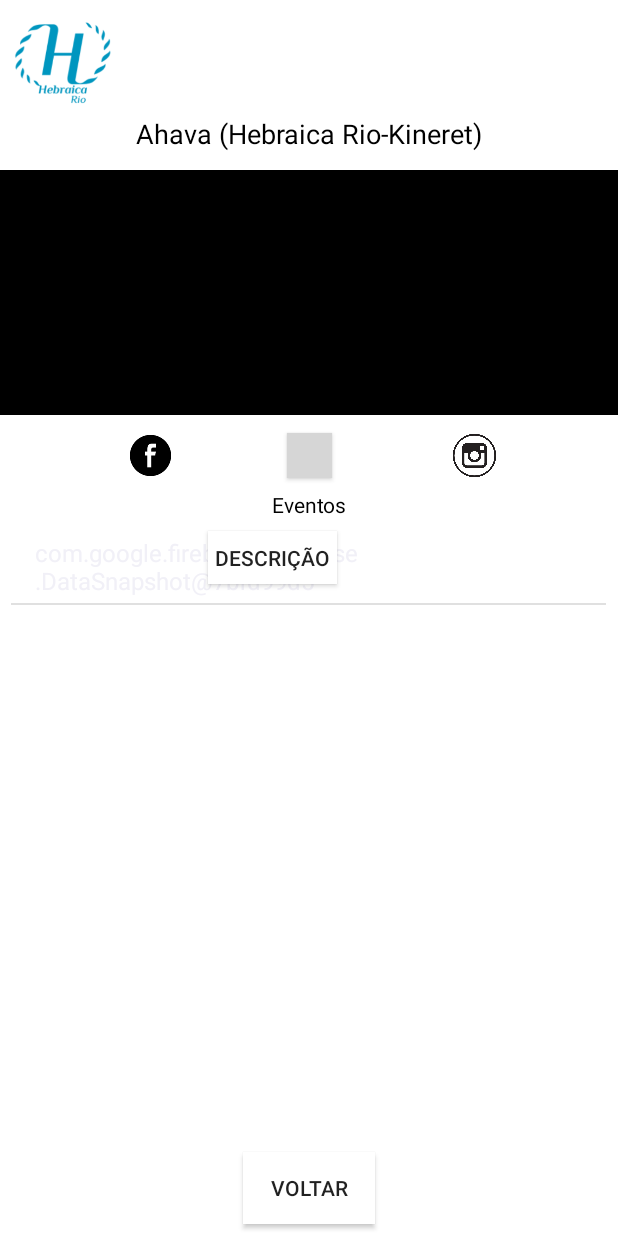
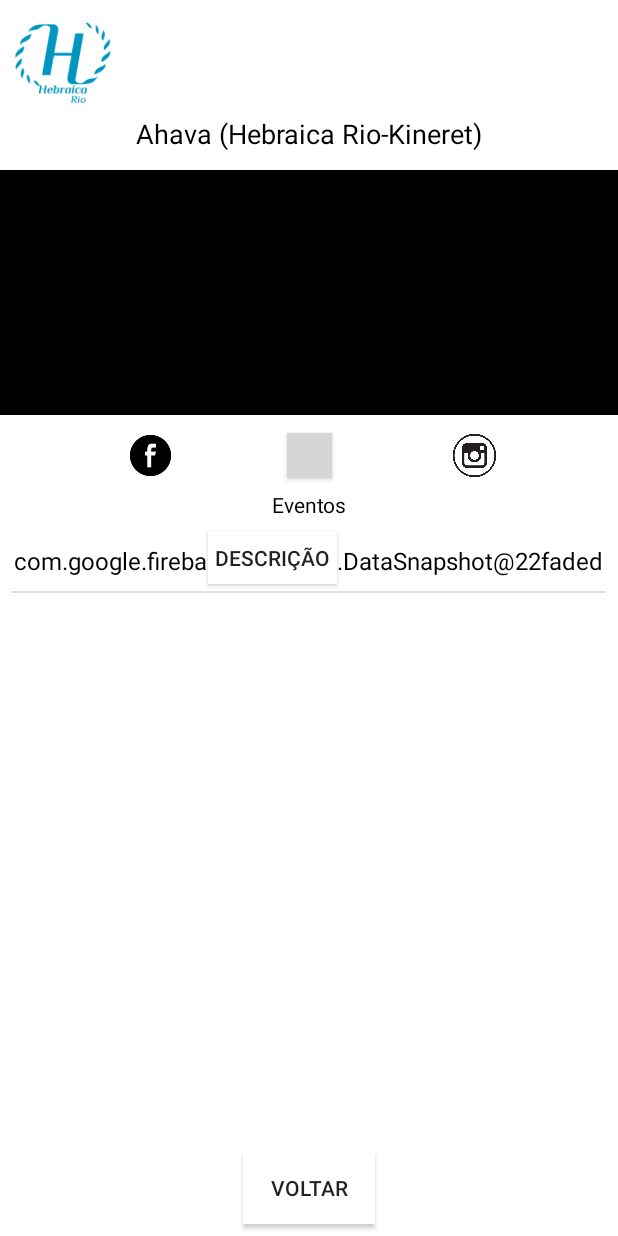
Before and after one commit to IKuuhakuI/festival-hebraica-2019, an Android app: the LehakaActivity screen opened directly, with no data from a screen before it, on a phone screen of 412 x 824 dp. Run offline under Robolectric (Android 15) with nearby library versions, the phone set to English and light mode, and no system bars; our stand-ins replace Firebase (no records; nobody signed in at launch, a user with empty details on screens opened directly); 10 statements that could not run were skipped; grey boxes are pictures that could not be loaded.

Commit message:
Altera layout dos listview

```diff
--- a/projeto_danca_android/app/src/main/java/com/ort/luiz/projeto_danca/LehakaActivity.java
+++ b/projeto_danca_android/app/src/main/java/com/ort/luiz/projeto_danca/LehakaActivity.java
@@ -142,8 +142,7 @@ public class LehakaActivity extends AppCompatActivity {
 
                 ArrayAdapter<String> adaptadorHorario = new ArrayAdapter<>(
                         getApplicationContext(), // contexto da aplicação
-                        android.R.layout.simple_list_item_1, // layout
-                        android.R.id.text1, // id do layout
+                        R.layout.row_lehaka,
                         horarios
                 );
                 horarioLehakotExemplo.setAdapter(adaptadorHorario);
--- a/projeto_danca_android/app/src/main/java/com/ort/luiz/projeto_danca/SelectLeakotActivity.java
+++ b/projeto_danca_android/app/src/main/java/com/ort/luiz/projeto_danca/SelectLeakotActivity.java
@@ -3,8 +3,6 @@ package com.ort.luiz.projeto_danca;
 import android.content.Intent;
 import android.support.v7.app.AppCompatActivity;
 import android.os.Bundle;
-import android.view.View;
-import android.widget.AdapterView;
 import android.widget.ArrayAdapter;
 import android.widget.Button;
 import android.widget.ListView;
@@ -60,7 +58,7 @@ public class SelectLeakotActivity extends AppCompatActivity {
                     }
                     if(count == 0){
                         adaptador = new ArrayAdapter<>(getApplicationContext(),
-                        R.layout.row,
+                        R.layout.row_select_lehakot,
                         nomes);
                         listaItens.setAdapter(adaptador);
                         count++;
--- a/projeto_danca_android/app/src/main/res/layout/row_lehaka.xml
+++ b/projeto_danca_android/app/src/main/res/layout/row_lehaka.xml
@@ -1,9 +1,9 @@
 <?xml version="1.0" encoding="utf-8"?>
 <TextView xmlns:android="http://schemas.android.com/apk/res/android"
     android:id="@android:id/text1"
-    android:layout_height="?android:attr/listPreferredItemHeight"
+    android:layout_height="40dp"
     android:layout_width="fill_parent"
-    android:textSize="18sp"
+    android:textSize="16sp"
     android:gravity="center"
     android:textColor="#000"
     />
```
Also changed, not shown: projeto_danca_android/app/src/main/res/layout/row_select_lehakot.xml (renamed from projeto_danca_android/app/src/main/res/layout/row.xml).
